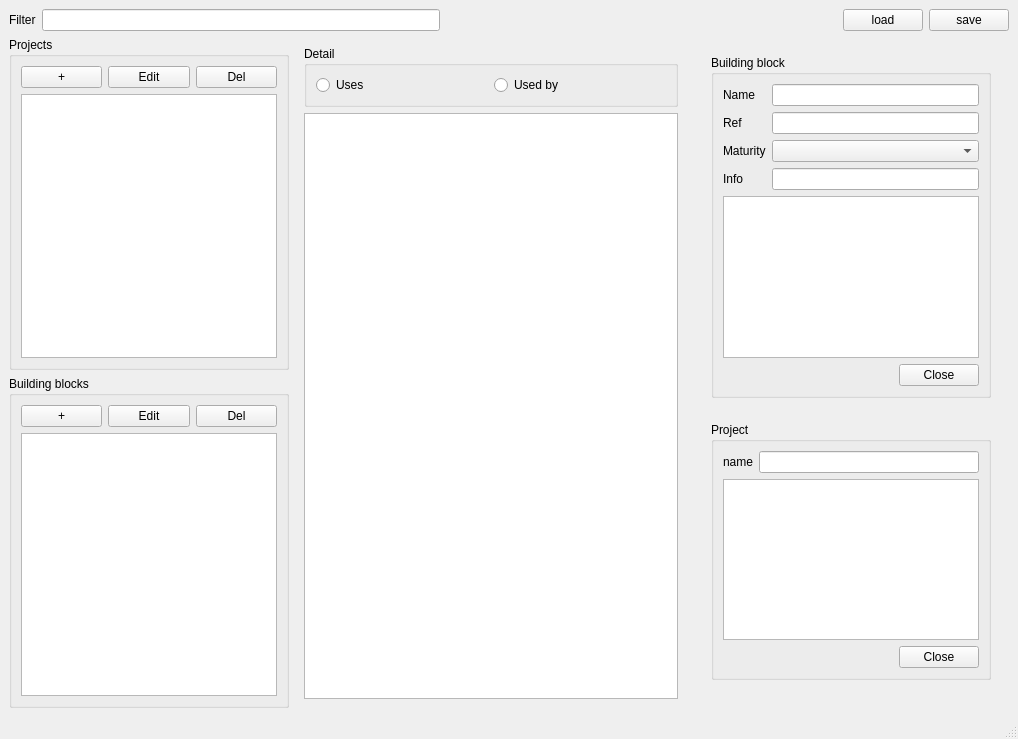
jfouche/bbm, file src/mainwindow.ui: the form before one commit.
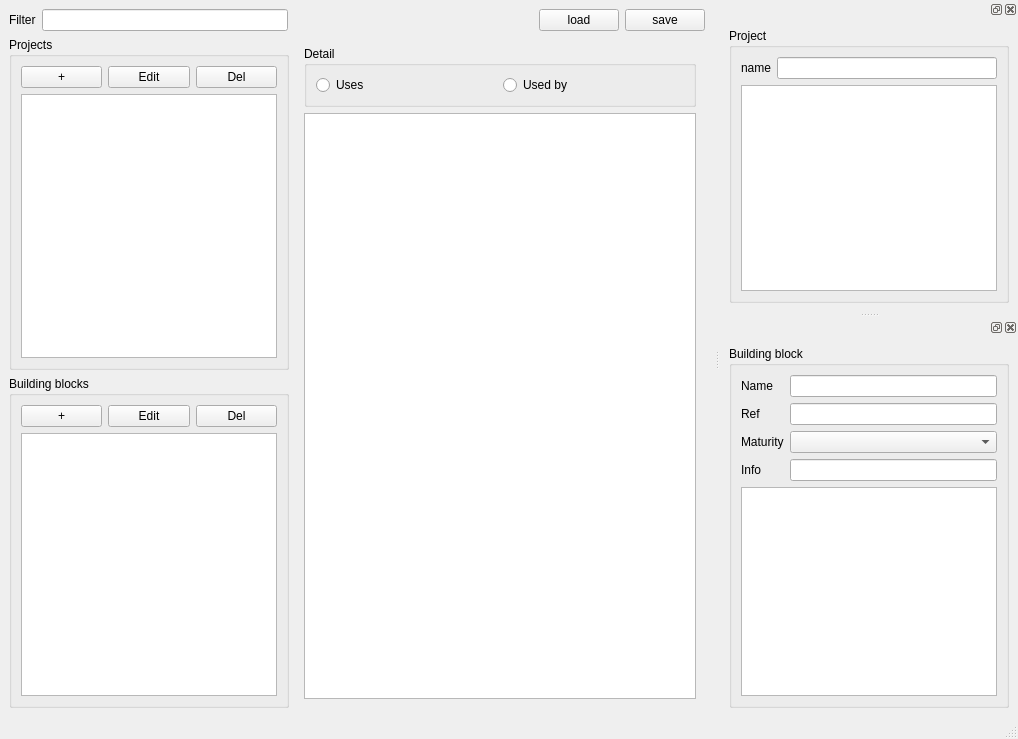
The form after the commit.

Commit message: use docking widgets

What changed in the file:
```diff
--- a/src/mainwindow.ui
+++ b/src/mainwindow.ui
@@ -14,7 +14,7 @@
    <string>MainWindow</string>
   </property>
   <widget class="QWidget" name="centralwidget">
-   <layout class="QVBoxLayout" name="verticalLayout_2" stretch="0,1">
+   <layout class="QVBoxLayout" name="verticalLayout_2">
     <item>
      <layout class="QHBoxLayout" name="topBarLayout">
       <property name="sizeConstraint">
@@ -60,7 +60,7 @@
      </layout>
     </item>
     <item>
-     <layout class="QHBoxLayout" name="horizontalLayout" stretch="0,1,0">
+     <layout class="QHBoxLayout" name="horizontalLayout" stretch="0,1">
       <item>
        <layout class="QVBoxLayout" name="leftLayout">
         <item>
@@ -175,12 +175,52 @@
         </layout>
        </widget>
       </item>
+     </layout>
+    </item>
+   </layout>
+  </widget>
+  <widget class="QStatusBar" name="statusbar"/>
+  <widget class="QDockWidget" name="dockEditProject">
+   <attribute name="dockWidgetArea">
+    <number>2</number>
+   </attribute>
+   <widget class="QWidget" name="dockWidgetContents">
+    <layout class="QVBoxLayout" name="verticalLayout_10">
       <item>
-       <widget class="QWidget" name="rightWidget" native="true">
-        <layout class="QVBoxLayout" name="verticalLayout_3">
+      <widget class="QGroupBox" name="groupBox">
+       <property name="title">
+        <string>Project</string>
+       </property>
+       <layout class="QVBoxLayout" name="verticalLayout_5">
          <item>
-          <widget class="QWidget" name="wdgEditBb" native="true">
-           <layout class="QVBoxLayout" name="verticalLayout_8">
+         <layout class="QFormLayout" name="formLayout_4">
+          <item row="0" column="0">
+           <widget class="QLabel" name="label_2">
+            <property name="text">
+             <string>name</string>
+            </property>
+           </widget>
+          </item>
+          <item row="0" column="1">
+           <widget class="QLineEdit" name="editProjectName"/>
+          </item>
+         </layout>
+        </item>
+        <item>
+         <widget class="QListView" name="listBbInProject"/>
+        </item>
+       </layout>
+      </widget>
+     </item>
+    </layout>
+   </widget>
+  </widget>
+  <widget class="QDockWidget" name="dockEditBb">
+   <attribute name="dockWidgetArea">
+    <number>2</number>
+   </attribute>
+   <widget class="QWidget" name="dockWidgetContents_2">
+    <layout class="QVBoxLayout" name="verticalLayout_11">
             <item>
              <widget class="QGroupBox" name="groupBox_2">
               <property name="title">
@@ -234,79 +274,12 @@
                <item>
                 <widget class="QListView" name="listBbChildren"/>
                </item>
-               <item>
-                <widget class="QDialogButtonBox" name="btnBoxEditBb">
-                 <property name="standardButtons">
-                  <set>QDialogButtonBox::Close</set>
-                 </property>
-                </widget>
-               </item>
               </layout>
              </widget>
             </item>
            </layout>
           </widget>
-         </item>
-         <item>
-          <widget class="QWidget" name="wdgEditProject" native="true">
-           <layout class="QVBoxLayout" name="verticalLayout_7">
-            <item>
-             <widget class="QGroupBox" name="groupBox">
-              <property name="title">
-               <string>Project</string>
-              </property>
-              <layout class="QVBoxLayout" name="verticalLayout_5">
-               <item>
-                <layout class="QFormLayout" name="formLayout_4">
-                 <item row="0" column="0">
-                  <widget class="QLabel" name="label_2">
-                   <property name="text">
-                    <string>name</string>
-                   </property>
-                  </widget>
-                 </item>
-                 <item row="0" column="1">
-                  <widget class="QLineEdit" name="editProjectName"/>
-                 </item>
-                </layout>
-               </item>
-               <item>
-                <widget class="QListView" name="listBbInProject"/>
-               </item>
-               <item>
-                <widget class="QDialogButtonBox" name="btnBoxEditProject">
-                 <property name="standardButtons">
-                  <set>QDialogButtonBox::Close</set>
-                 </property>
-                </widget>
-               </item>
-              </layout>
-             </widget>
-            </item>
-           </layout>
-          </widget>
-         </item>
-         <item>
-          <spacer name="verticalSpacer">
-           <property name="orientation">
-            <enum>Qt::Vertical</enum>
-           </property>
-           <property name="sizeHint" stdset="0">
-            <size>
-             <width>20</width>
-             <height>40</height>
-            </size>
-           </property>
-          </spacer>
-         </item>
-        </layout>
-       </widget>
-      </item>
-     </layout>
-    </item>
-   </layout>
-  </widget>
-  <widget class="QStatusBar" name="statusbar"/>
+  </widget>
  </widget>
  <tabstops>
   <tabstop>editFilter</tabstop>
```
Lines whose indentation alone changed are shown as unchanged. The commit also changes 2 other files.
